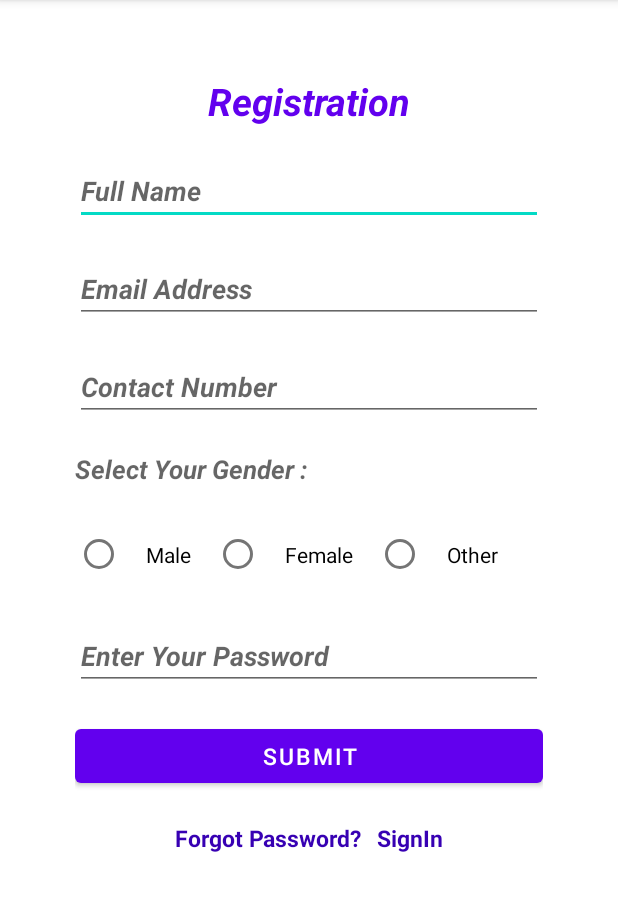
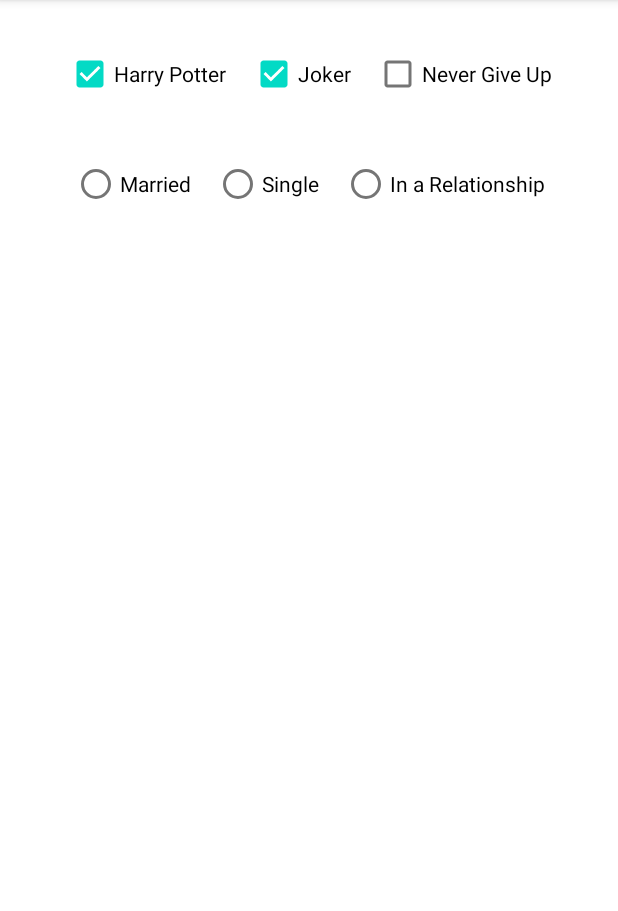
Before and after one commit to AsardeenCJ7/Android-MobileApp-Practicals, an Android app: the screen it shows after launch (MainActivity before the commit, CheckBoxes after it), after a tap on "Forgot Password?", on a phone screen of 412 x 824 dp, the part 84-995 px from its top. Run offline under Robolectric (Android 15) with nearby library versions, the phone set to English and light mode, and no system bars.

Commit message:
checkbox and radio button

```diff
--- /dev/null
+++ b/app/src/main/java/com/example/androidappdevelopment_i/CheckBoxes.java
@@ -0,0 +1,88 @@
+package com.example.androidappdevelopment_i;
+
+import androidx.appcompat.app.AppCompatActivity;
+
+import android.os.Bundle;
+import android.widget.CheckBox;
+import android.widget.CompoundButton;
+import android.widget.RadioGroup;
+import android.widget.Toast;
+
+public class CheckBoxes extends AppCompatActivity {
+
+    private CheckBox check1,check2,check3;
+    private RadioGroup rgMaritalStatus;
+
+    @Override
+    protected void onCreate(Bundle savedInstanceState) {
+        super.onCreate(savedInstanceState);
+        setContentView(R.layout.activity_check_box);
+
+     check1 = findViewById(R.id.checkbox1);
+     check2=findViewById(R.id.checkbox2);
+     check3 =findViewById(R.id.checkbox3);
+
+     rgMaritalStatus = findViewById(R.id.rgMaritalStatus);
+
+     rgMaritalStatus.setOnCheckedChangeListener(new RadioGroup.OnCheckedChangeListener() {
+         @Override
+         public void onCheckedChanged(RadioGroup radioGroup, int i) {
+             switch (i){
+                 case R.id.rdoMarried:
+                     Toast.makeText(CheckBoxes.this, "Married", Toast.LENGTH_SHORT).show();
+                     break;
+                 case R.id.rdoSingle:
+                     Toast.makeText(CheckBoxes.this, "Single", Toast.LENGTH_SHORT).show();
+                     break;
+
+                 case R.id.rdoRelation:
+                     Toast.makeText(CheckBoxes.this, "Relationship", Toast.LENGTH_SHORT).show();
+                     break;
+
+                 default:
+                     break;
+
+             }
+         }
+     });
+
+     check1.setOnCheckedChangeListener(new CompoundButton.OnCheckedChangeListener() {
+         @Override
+         public void onCheckedChanged(CompoundButton compoundButton, boolean isChecked) {
+             if (isChecked){
+                 Toast.makeText(CheckBoxes.this, "Harry Potter is Checked", Toast.LENGTH_SHORT).show();
+             }
+             else{
+                 Toast.makeText(CheckBoxes.this, "HP is checked out", Toast.LENGTH_SHORT).show();
+             }
+         }
+     });
+
+        check2.setOnCheckedChangeListener(new CompoundButton.OnCheckedChangeListener() {
+            @Override
+            public void onCheckedChanged(CompoundButton compoundButton, boolean isChecked) {
+                if (isChecked){
+                    Toast.makeText(CheckBoxes.this, "Joker is Checked", Toast.LENGTH_SHORT).show();
+                }
+                else{
+                    Toast.makeText(CheckBoxes.this, "Joker is checked out", Toast.LENGTH_SHORT).show();
+                }
+            }
+        });
+
+        check3.setOnCheckedChangeListener(new CompoundButton.OnCheckedChangeListener() {
+            @Override
+            public void onCheckedChanged(CompoundButton compoundButton, boolean isChecked) {
+                if (isChecked){
+                    Toast.makeText(CheckBoxes.this, "NGU is Checked", Toast.LENGTH_SHORT).show();
+                }
+                else{
+                    Toast.makeText(CheckBoxes.this, "NGU is checked out", Toast.LENGTH_SHORT).show();
+                }
+            }
+        });
+
+
+    }
+
+}
--- a/app/src/main/java/com/example/androidappdevelopment_i/MainActivity.java
+++ b/app/src/main/java/com/example/androidappdevelopment_i/MainActivity.java
@@ -27,11 +27,13 @@ public class MainActivity extends AppCompatActivity implements View.OnClickListe
                 String contact = cnum.getText().toString();
                 Toast.makeText(this, "Name is : " +name + "\n" +"Email id : " + emailId, Toast.LENGTH_SHORT).show();
                */
-                Intent intent = new Intent(this,Home.class);
-                startActivity(intent);
+                Intent cal = new Intent(this,Home.class);
+                startActivity(cal);
                 break;
             case R.id.textView1:
                 Toast.makeText(this, "This is Forgot Password Link", Toast.LENGTH_SHORT).show();
+                Intent check = new Intent(this,CheckBoxes.class);
+                startActivity(check);
                 break;
             case R.id.textView2:
                 Toast.makeText(this, "This is SignIn Link", Toast.LENGTH_SHORT).show();
--- /dev/null
+++ b/app/src/main/res/layout/activity_check_box.xml
@@ -0,0 +1,80 @@
+<?xml version="1.0" encoding="utf-8"?>
+<RelativeLayout xmlns:android="http://schemas.android.com/apk/res/android"
+    xmlns:app="http://schemas.android.com/apk/res-auto"
+    xmlns:tools="http://schemas.android.com/tools"
+    android:layout_width="match_parent"
+    android:layout_height="match_parent"
+    tools:context=".CheckBoxes">
+
+  <RelativeLayout
+      android:id="@+id/checkboxRel"
+      android:layout_width="wrap_content"
+      android:layout_height="wrap_content"
+      android:layout_centerHorizontal="true"
+      android:layout_marginTop="25dp">
+
+    <CheckBox
+        android:id="@+id/checkbox1"
+        android:layout_width="wrap_content"
+        android:layout_height="wrap_content"
+        android:text="Harry Potter"
+        android:checked="true"
+
+        />
+
+    <CheckBox
+        android:id="@+id/checkbox2"
+        android:layout_width="wrap_content"
+        android:layout_height="wrap_content"
+        android:layout_toRightOf="@+id/checkbox1"
+        android:text="Joker"
+        android:layout_marginLeft="15dp"
+        android:checked="true"
+        />
+
+    <CheckBox
+        android:id="@+id/checkbox3"
+        android:layout_width="wrap_content"
+        android:layout_height="wrap_content"
+        android:layout_toRightOf="@id/checkbox2"
+        android:text="Never Give Up"
+        android:layout_marginLeft="15dp"/>
+
+  </RelativeLayout>
+
+
+    <RadioGroup
+        android:id="@+id/rgMaritalStatus"
+        android:layout_width="wrap_content"
+        android:layout_height="wrap_content"
+        android:layout_centerHorizontal="true"
+        android:layout_below="@+id/checkboxRel"
+        android:orientation="horizontal"
+        android:layout_marginTop="25dp"
+        >
+        <RadioButton
+            android:id="@+id/rdoMarried"
+            android:layout_width="wrap_content"
+            android:layout_height="wrap_content"
+            android:text="Married"
+           />
+
+        <RadioButton
+            android:id="@+id/rdoSingle"
+            android:layout_width="wrap_content"
+            android:layout_height="wrap_content"
+            android:text="Single"
+            android:layout_marginLeft="15dp"/>
+
+        <RadioButton
+            android:id="@+id/rdoRelation"
+            android:layout_width="wrap_content"
+            android:layout_height="wrap_content"
+            android:text="In a Relationship"
+            android:layout_marginLeft="15dp"
+            />
+
+
+
+    </RadioGroup>
+</RelativeLayout>
```
Also changed, not shown: app/src/main/AndroidManifest.xml (+7 -0 lines).
